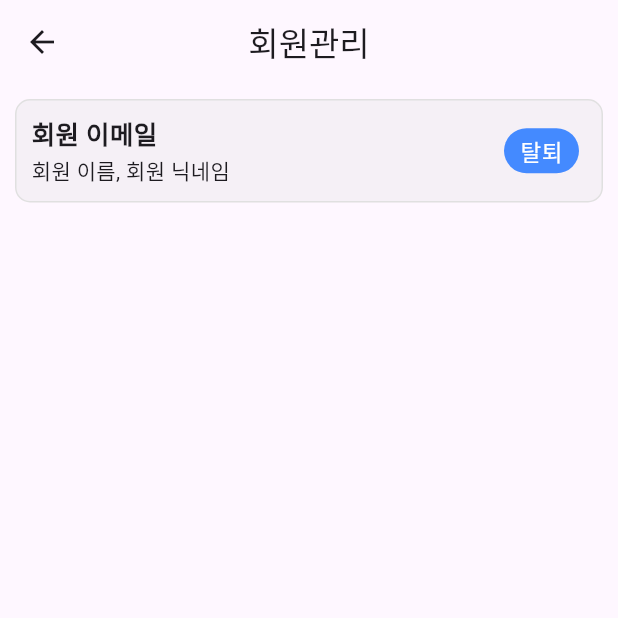
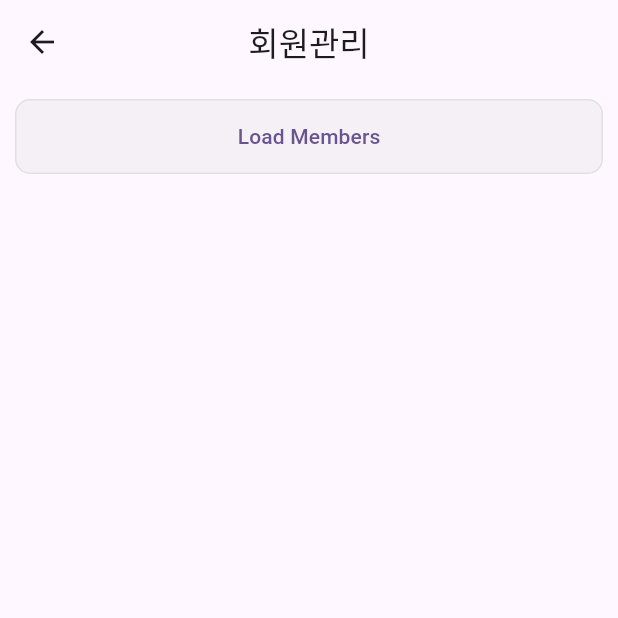
Before and after one commit to 2021-SMHRD-KDT-AI-17/fitple, a Flutter app: the AdminHome screen opened directly, after a tap on "회원 관리", on a phone screen of 412 x 824 dp, the top half of it. Run offline on Flutter 3.47's test engine with Material 3 defaults, Android fonts, the phone set to English and light mode, and no system bars; our stand-ins replace flutter_rating_bar, image_picker, shared_preferences, table_calendar; missing offline and left inert: dart:ffi, flutter_naver_map, mysql_client, remedi_kopo; accounts and stored records are empty.

Commit message:
회원삭제기능

```diff
--- a/lib/DB/adminDB.dart
+++ b/lib/DB/adminDB.dart
@@ -2,27 +2,21 @@ import 'package:fitple/DB/DB.dart';
 import 'package:mysql_client/mysql_client.dart';
 
 // 전체 회원 조회
-Future<Map<String, String>?> selectMember() async {
+Future<List<Map<String, dynamic>>> selectMember() async {
   final conn = await dbConnector();
-  IResultSet? result;
   try {
-    result = await conn.execute(
-        "SELECT * FROM fit_mem");
-    if (result.isNotEmpty) {
-      for (final row in result.rows) {
-        print(row.assoc());
-        return {
-          "user_email": row.colAt(0) ?? '',
-          "user_nick": row.colAt(1) ?? ''
-        };
-      }
-    }
-
+    final result = await conn.execute("SELECT user_email, user_nick FROM fit_mem");
+    return result.rows.map((row) {
+      return {
+        "user_email": row.colAt(0),
+        "user_nick": row.colAt(1)
+      };
+    }).toList();
   } catch (e) {
-    print('Error : $e');
+    // 에러 처리
+    print("Error: $e");
+    return [];
   } finally {
     await conn.close();
   }
-  print('DB연결!');
-  return null;
 }
--- a/lib/screens/admin_home.dart
+++ b/lib/screens/admin_home.dart
@@ -4,7 +4,7 @@ import 'package:fitple/screens/login.dart';
 import 'package:flutter/material.dart';
 
 class AdminHome extends StatefulWidget {
-  const AdminHome({super.key});
+  AdminHome({super.key});
 
   @override
   State<AdminHome> createState() => _AdminHomeState();
@@ -37,16 +37,21 @@ class _AdminHomeState extends State<AdminHome> {
               Container(
                 padding: EdgeInsets.only(left: 32, top: 30),
                 alignment: Alignment.centerLeft,
-                child: Text('관리자 페이지',
-                style: TextStyle(fontSize: 18, fontWeight: FontWeight.bold),),
+                child: Text(
+                  '관리자 페이지',
+                  style: TextStyle(fontSize: 18, fontWeight: FontWeight.bold),
+                ),
               ),
-              SizedBox(height: 30,),
+              SizedBox(height: 30),
               InkWell(
-                onTap: (){
+                onTap: () {
                   Navigator.push(
                     context,
-                    MaterialPageRoute(builder: (context) => AdminManangement()));
-                  },
+                    MaterialPageRoute(
+                      builder: (context) => AdminManagement(initialMembers: []),
+                    ),
+                  );
+                },
                 child: Container(
                   height: 60,
                   margin: EdgeInsets.only(left: 35, right: 35),
@@ -54,18 +59,22 @@ class _AdminHomeState extends State<AdminHome> {
                   child: Row(
                     mainAxisAlignment: MainAxisAlignment.spaceBetween,
                     children: [
-                      Text('회원 관리', style: TextStyle(fontSize: 15, fontWeight: FontWeight.w500),),
+                      Text(
+                        '회원 관리',
+                        style: TextStyle(fontSize: 15, fontWeight: FontWeight.w500),
+                      ),
                       Icon(Icons.chevron_right)
                     ],
                   ),
                 ),
               ),
               InkWell(
-                onTap: (){
+                onTap: () {
                   Navigator.push(
                     context,
-                    MaterialPageRoute(builder: (context) => AdminApprove()));
-                  },
+                    MaterialPageRoute(builder: (context) => AdminApprove()),
+                  );
+                },
                 child: Container(
                   height: 60,
                   margin: EdgeInsets.only(left: 35, right: 35),
@@ -73,7 +82,10 @@ class _AdminHomeState extends State<AdminHome> {
                   child: Row(
                     mainAxisAlignment: MainAxisAlignment.spaceBetween,
                     children: [
-                      Text('트레이너 승인', style: TextStyle(fontSize: 15, fontWeight: FontWeight.w500),),
+                      Text(
+                        '트레이너 승인',
+                        style: TextStyle(fontSize: 15, fontWeight: FontWeight.w500),
+                      ),
                       Icon(Icons.chevron_right)
                     ],
                   ),
@@ -96,7 +108,10 @@ class _AdminHomeState extends State<AdminHome> {
                           ),
                           TextButton(
                             onPressed: () {
-                              Navigator.push(context, MaterialPageRoute(builder: (context) => Login()));
+                              Navigator.push(
+                                context,
+                                MaterialPageRoute(builder: (context) => Login()),
+                              );
                             },
                             child: Text('예'),
                           )
@@ -105,16 +120,17 @@ class _AdminHomeState extends State<AdminHome> {
                     },
                   );
                 },
-
                 child: Container(
                   alignment: Alignment.centerLeft,
                   height: 60,
                   margin: EdgeInsets.only(left: 35, right: 35),
                   //color: Colors.grey,
-                  child: Text('로그아웃', style: TextStyle(fontSize: 15, fontWeight: FontWeight.w500),),
+                  child: Text(
+                    '로그아웃',
+                    style: TextStyle(fontSize: 15, fontWeight: FontWeight.w500),
+                  ),
                 ),
               ),
-
             ],
           ),
         ),
--- a/lib/screens/admin_management.dart
+++ b/lib/screens/admin_management.dart
@@ -1,20 +1,39 @@
 import 'package:flutter/cupertino.dart';
 import 'package:flutter/material.dart';
 import 'package:fitple/DB/adminDB.dart';
+import 'package:fitple/DB/LoginDB.dart';
 
-class AdminManangement extends StatefulWidget {
-  const AdminManangement({super.key});
+class AdminManagement extends StatefulWidget {
+  final List<Map<String, dynamic>> initialMembers;
+
+  AdminManagement({required this.initialMembers});
 
   @override
-  State<AdminManangement> createState() => _AdminManangementState();
+  State<AdminManagement> createState() => _AdminManagementState();
 }
 
-class _AdminManangementState extends State<AdminManangement> {
+class _AdminManagementState extends State<AdminManagement> {
+  List<Map<String, dynamic>> members = [];
 
   @override
   void initState() {
     super.initState();
-     selectMember();
+    members = widget.initialMembers;
+    fetchMembers(); // 초기 데이터 로드
+  }
+
+  Future<void> fetchMembers() async {
+    try {
+      List<Map<String, dynamic>> fetchedMembers = await selectMember();
+      setState(() {
+        members = fetchedMembers;
+      });
+    } catch (e) {
+      // 오류 처리
+      ScaffoldMessenger.of(context).showSnackBar(
+        SnackBar(content: Text('Error fetching members: $e')),
+      );
+    }
   }
 
   @override
@@ -33,38 +52,71 @@ class _AdminManangementState extends State<AdminManangement> {
             borderRadius: BorderRadius.circular(10),
             border: Border.all(color: Color(0xFFE0E0E0)),
           ),
+          child: Column(
+            children: [
+              TextButton(
+                onPressed: fetchMembers,
+                child: Text('Load Members'),
+              ),
+              for (var member in members)
+                Padding(
+                  padding: EdgeInsets.symmetric(vertical: 10, horizontal: 10),
                   child: Row(
                     mainAxisAlignment: MainAxisAlignment.spaceBetween,
                     children: [
-              Padding(
-                padding: EdgeInsets.only(left: 10, top: 10, bottom: 10),
-                child: Column(
+                      Column(
                         crossAxisAlignment: CrossAxisAlignment.start,
                         children: [
-                    Text('회원 이메일', style: TextStyle(fontSize: 17, fontWeight: FontWeight.bold),),
-                    Text('회원 이름, 회원 닉네임'),
+                          Text(
+                            member['user_email'],
+                            style: TextStyle(fontSize: 17, fontWeight: FontWeight.bold),
+                          ),
+                          Text(member['user_nick']),
                         ],
                       ),
+                      GestureDetector(
+                        onTap: () async {
+                          logout(member['user_email']);
+                          showDialog(
+                            context: context,
+                            builder: (BuildContext context) {
+                              return AlertDialog(
+                                title: Text('알림'),
+                                content: Text('회원 삭제 완료'),
+                                actions: [
+                                  TextButton(
+                                    child: Text('닫기'),
+                                    onPressed: () {
+                                      Navigator.push(context,
+                                          MaterialPageRoute(builder: (context)=>AdminManagement(initialMembers: [])));
+                                    },
                                   ),
-              GestureDetector(
-                onTap: (){ print('탈퇴 버튼 입니다.');}, // 탈퇴 기능 여기에
+                                ],
+                              );
+                            },
+                          );
+                        }, // 탈퇴 기능 여기에
                         child: Container(
                           width: 50,
                           height: 30,
-                  margin: EdgeInsets.only(right: 15),
                           alignment: Alignment.center,
                           decoration: BoxDecoration(
                             color: Colors.blueAccent,
                             borderRadius: BorderRadius.circular(25),
                           ),
-                  child: Text('탈퇴',
-                  style: TextStyle(color: Colors.white, fontSize : 15, fontWeight: FontWeight.w500),),
+                          child: Text(
+                            '탈퇴',
+                            style: TextStyle(color: Colors.white, fontSize: 15, fontWeight: FontWeight.w500),
                           ),
-              )
+                        ),
+                      ),
                     ],
                   ),
                 ),
-      )
+            ],
+          ),
+        ),
+      ),
     );
   }
 }
```
Also changed, not shown: lib/screens/first.dart (+13 -6 lines), 1 other file. Lines whose indentation alone changed are shown as unchanged.
